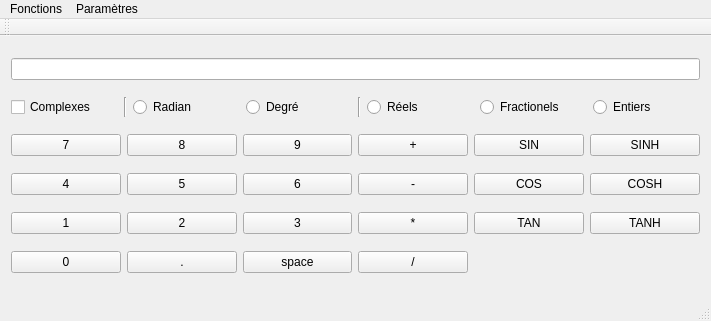
Before: the Qt Designer form ProjetLO21/mainwindow.ui in Pitouli/lo21-ahmed-pitouli, drawn with Qt 5.
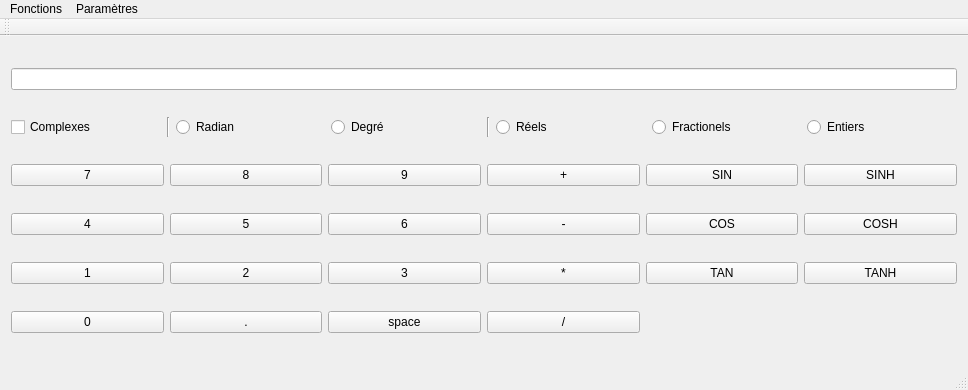
After: the same form once the commit is applied.

Commit message: + factory : préparation à la fabrication en chaine des objets de type opération

```diff
--- a/ProjetLO21/mainwindow.ui
+++ b/ProjetLO21/mainwindow.ui
@@ -6,8 +6,8 @@
    <rect>
     <x>0</x>
     <y>0</y>
-    <width>711</width>
-    <height>321</height>
+    <width>968</width>
+    <height>390</height>
    </rect>
   </property>
   <property name="windowTitle">
@@ -243,7 +243,7 @@
     <rect>
      <x>0</x>
      <y>0</y>
-     <width>711</width>
+     <width>968</width>
      <height>26</height>
     </rect>
    </property>
```
The commit also changes 2 other files.
